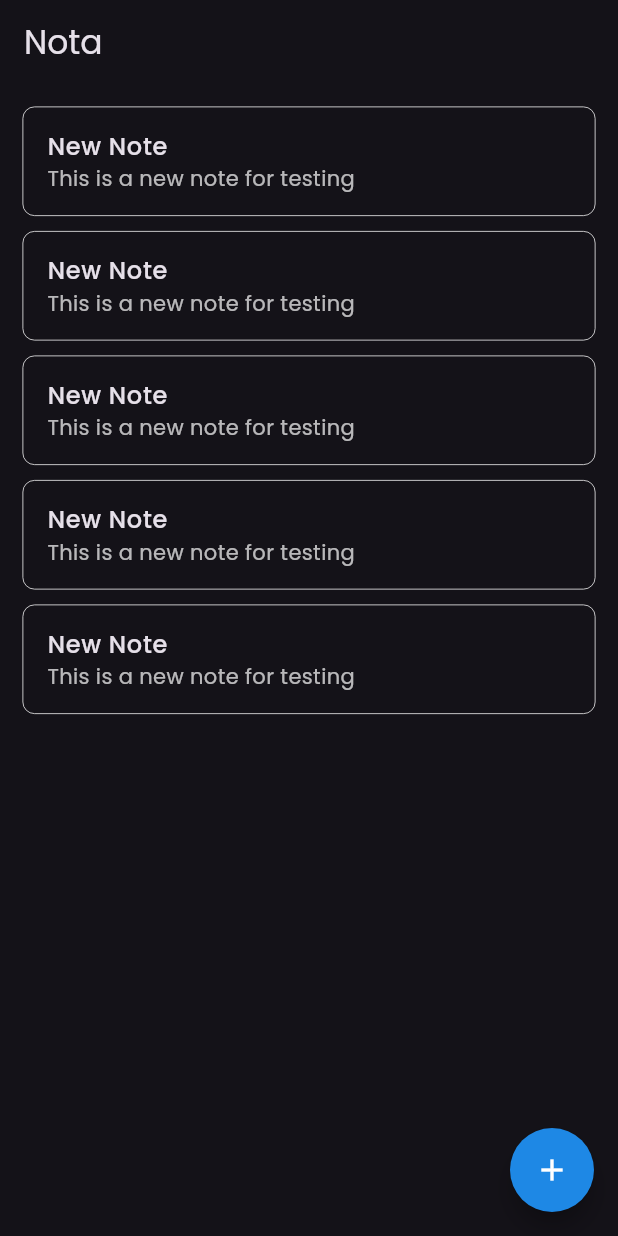
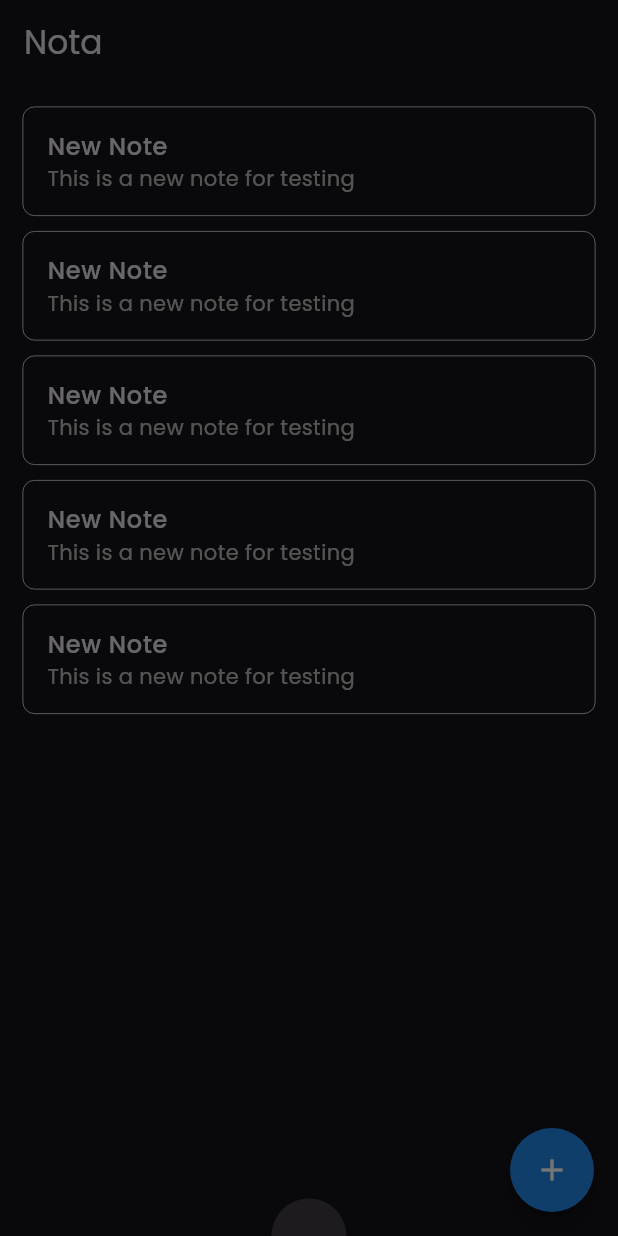
Before and after one commit to paula-a-pham/nota-app, a Flutter app: the screen it shows after launch, after a tap on the "add" icon, on a phone screen of 412 x 824 dp. Run offline on Flutter 3.47's test engine with Material 3 defaults, Android fonts, the phone set to English and light mode, and no system bars.

Commit message:
create bottom sheet to add note

```diff
--- /dev/null
+++ b/lib/widgets/add_note_bottom_sheet.dart
@@ -0,0 +1,20 @@
+import 'package:flutter/material.dart';
+
+class AddNoteBottomSheet extends StatelessWidget {
+  const AddNoteBottomSheet({super.key});
+
+  @override
+  Widget build(BuildContext context) {
+    return Padding(
+      padding: EdgeInsets.only(
+          right: 25.0,
+          left: 25.0,
+          top: 25.0,
+          bottom: MediaQuery.of(context).viewInsets.bottom),
+      child: const Column(
+        mainAxisSize: MainAxisSize.min,
+        children: <Widget>[],
+      ),
+    );
+  }
+}
--- a/lib/widgets/custom_floating_action_button.dart
+++ b/lib/widgets/custom_floating_action_button.dart
@@ -1,5 +1,6 @@
 import 'package:flutter/material.dart';
 import 'package:nota/constants/colors.dart';
+import 'package:nota/widgets/add_note_bottom_sheet.dart';
 
 class CustomFloatingActionButton extends StatelessWidget {
   const CustomFloatingActionButton({
@@ -9,7 +10,12 @@ class CustomFloatingActionButton extends StatelessWidget {
   @override
   Widget build(BuildContext context) {
     return FloatingActionButton(
-      onPressed: () {},
+      onPressed: () {
+        showModalBottomSheet(
+            context: context,
+            builder: (context) => const AddNoteBottomSheet(),
+            isScrollControlled: true);
+      },
       backgroundColor: kPrimaryColor,
       foregroundColor: Colors.white,
       shape: const CircleBorder(),
```
